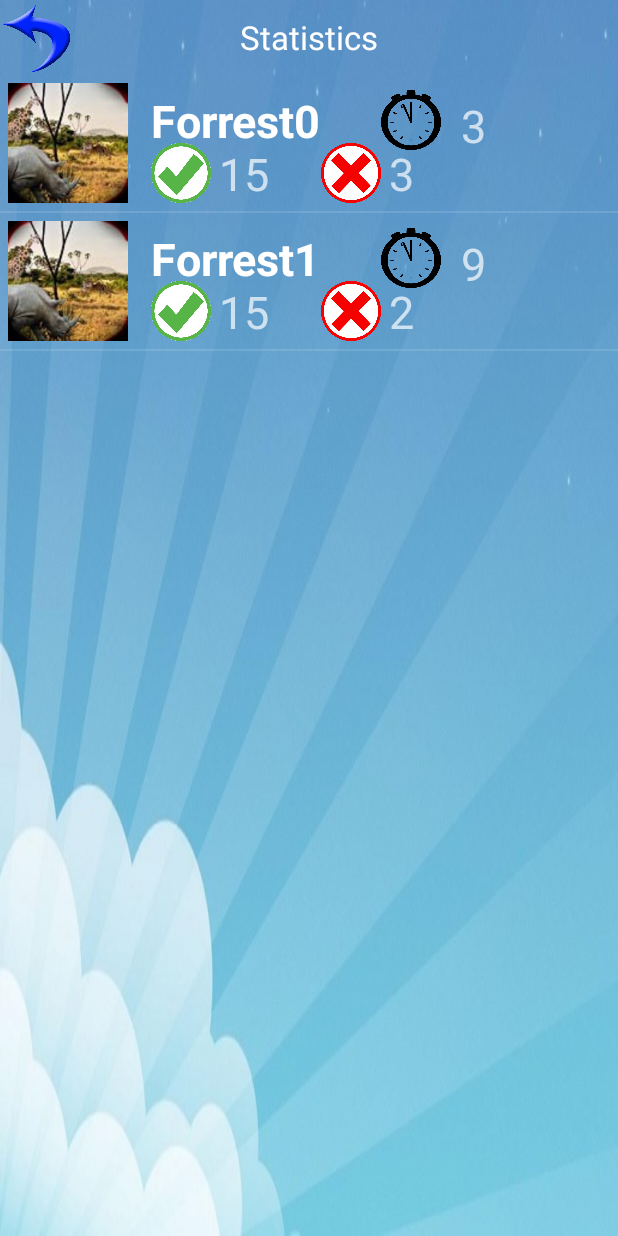
After one commit to ristan12/ForrestFinder, an Android app: the StatisticsActivity screen opened directly, with no data from a screen before it, on a phone screen of 412 x 824 dp. The commit adds this screen. Run offline under Robolectric (Android 15) with nearby library versions, the light colour scheme and no system bars.

Commit message:
Added Statistics
Added Statistics Capabilities

```diff
--- a/app/build.gradle
+++ b/app/build.gradle
@@ -23,4 +23,5 @@ dependencies {
     compile fileTree(dir: 'libs', include: ['*.jar'])
     testCompile 'junit:junit:4.12'
     compile 'com.android.support:appcompat-v7:22.2.1'
+    compile 'com.android.support:support-v4:22.2.1'
 }
--- a/app/src/main/java/com/example/aleksandar/forrestfinder/GameData.java
+++ b/app/src/main/java/com/example/aleksandar/forrestfinder/GameData.java
@@ -21,6 +21,7 @@ public class GameData extends Application{
     private static Vector<LevelStatistics> levelStatistics;
 
     public GameData(){
+        this.levelStatistics = new Vector<LevelStatistics>();
     }
 
     public static float getFactorX() {
--- a/app/src/main/java/com/example/aleksandar/forrestfinder/GameLevelActivity.java
+++ b/app/src/main/java/com/example/aleksandar/forrestfinder/GameLevelActivity.java
@@ -20,6 +20,7 @@ import org.w3c.dom.Text;
 
 import java.util.ArrayList;
 import java.util.Iterator;
+import java.util.Vector;
 
 public class GameLevelActivity extends AppCompatActivity {
 
@@ -154,6 +155,11 @@ public class GameLevelActivity extends AppCompatActivity {
         String tekst = "Kraj igre!\n" + "Vreme: " + Math.round(time/1000) + " sekundi\n" + "Netacni: "+ wrongAns;
         question.setText(tekst);
 
+        //popunjavanje statistike
+        LevelStatistics levelStatistics = new LevelStatistics(levelData.getLevelName(), wrongAns, Math.round(time/1000), levelData.getThumbnail());
+        gameData.getLevelStatistics().addElement(levelStatistics);
+        /////////
+
     }
 
     private void waitForAnswer(){//final LevelData levelData){
@@ -180,7 +186,7 @@ public class GameLevelActivity extends AppCompatActivity {
                         String coord = "Kordinate su X = " + a + " a Y = " + b;
 
                         final ImageView answerMark = (ImageView) findViewById(R.id.answerMark);
-                        Animation animation = new ScaleAnimation(0, 1, 0, 1);
+                        Animation animation = new ScaleAnimation(0, 1, 0, 1, Animation.RELATIVE_TO_SELF, 0.5f, Animation.RELATIVE_TO_SELF, 0.5f);
                         animation.setDuration(1000);
                         animation.setAnimationListener(new Animation.AnimationListener() {
                             @Override
--- a/app/src/main/java/com/example/aleksandar/forrestfinder/LevelStatistics.java
+++ b/app/src/main/java/com/example/aleksandar/forrestfinder/LevelStatistics.java
@@ -1,4 +1,6 @@
 package com.example.aleksandar.forrestfinder;
+
+import android.graphics.drawable.Drawable;
 
 /**
  * Created by Aleksandar on 18/02/2016.
@@ -7,11 +9,13 @@ public class LevelStatistics {
     private String levelName;
     private int wrongAnswers;
     private int time;
+    private Drawable levelThumbnail;
 
-    public LevelStatistics(String levelName, int wrongAnswers, int time){
+    public LevelStatistics(String levelName, int wrongAnswers, int time, Drawable levelThumbnail){
         this.levelName = levelName;
         this.wrongAnswers = wrongAnswers;
         this.time = time;
+        this.levelThumbnail = levelThumbnail;
     }
 
     public String getLevelName() {
@@ -37,4 +41,12 @@ public class LevelStatistics {
     public void setTime(int time) {
         this.time = time;
     }
+
+    public Drawable getLevelThumbnail() {
+        return levelThumbnail;
+    }
+
+    public void setLevelThumbnail(Drawable levelThumbnail) {
+        this.levelThumbnail = levelThumbnail;
+    }
 }
--- a/app/src/main/java/com/example/aleksandar/forrestfinder/MainActivity.java
+++ b/app/src/main/java/com/example/aleksandar/forrestfinder/MainActivity.java
@@ -45,10 +45,26 @@ public class MainActivity extends AppCompatActivity {
                 //System.exit(0);
             }
         });
+
+        Button statistics = (Button) findViewById(R.id.stats_btn);
+        statistics.setOnClickListener(new View.OnClickListener() {
+            @Override
+            public void onClick(View v) {
+                Intent intent = new Intent(MainActivity.this, StatisticsActivity.class);
+                intent.setFlags(Intent.FLAG_ACTIVITY_NEW_TASK | Intent.FLAG_ACTIVITY_CLEAR_TASK);
+                startActivity(intent);
+            }
+        });
     }
 
     private void fillGameData(GameData gameData) {
         gameData.setAddedLevelNumber(0);
+
+        //jebeno stvaramo neku statistiku jer se ocigledno sve sjebe
+        Vector<LevelStatistics> stats = new Vector<LevelStatistics>();
+        Drawable slika = getResources().getDrawable(R.drawable.savana_level_thumbnail);
+        LevelStatistics statistics = new LevelStatistics("Forrest!", 10, 120, slika);
+
 
         Vector<LevelData> def = new Vector<LevelData>();
 
@@ -67,6 +83,7 @@ public class MainActivity extends AppCompatActivity {
 
         //setting default Levels
         gameData.setDefaultLevelData(def);
+        gameData.setLevelStatistics(stats);
     }
 
     private void fillLevelData(LevelData levelData, String backgroundPicName, String levelName, Drawable backgroundPic, Drawable thumbnail) {
--- /dev/null
+++ b/app/src/main/java/com/example/aleksandar/forrestfinder/StatisticsActivity.java
@@ -0,0 +1,52 @@
+package com.example.aleksandar.forrestfinder;
+
+import android.annotation.SuppressLint;
+import android.content.Intent;
+import android.support.v7.app.ActionBar;
+import android.support.v7.app.AppCompatActivity;
+import android.os.Bundle;
+import android.os.Handler;
+import android.view.MotionEvent;
+import android.view.View;
+import android.widget.Button;
+import android.widget.ListView;
+
+import java.util.ArrayList;
+
+public class StatisticsActivity extends AppCompatActivity {
+
+    GameData gameData = (GameData) getApplication();
+
+    @Override
+    protected void onCreate(Bundle savedInstanceState) {
+        super.onCreate(savedInstanceState);
+        setContentView(R.layout.activity_statistics);
+
+        gameData = (GameData) getApplication();
+
+        Button backButton = (Button) findViewById(R.id.stats_back_button);
+        backButton.setOnClickListener(new View.OnClickListener() {
+            @Override
+            public void onClick(View v) {
+                Intent intent = new Intent(StatisticsActivity.this, MainActivity.class);
+                intent.setFlags(Intent.FLAG_ACTIVITY_NEW_TASK | Intent.FLAG_ACTIVITY_CLEAR_TASK);
+                startActivity(intent);
+            }
+        });
+
+
+        final ListView listView = (ListView) findViewById(R.id.stats_list);
+        final ArrayList<LevelStatistics> list = new ArrayList<LevelStatistics>();
+        //popunjavamo list
+
+        for (int i = 0; i < 2 ; i++)
+        {
+            LevelStatistics statistics = new LevelStatistics("Forrest" + i, (int)(i+ Math.round(Math.random() * 4)), (int)(i * 5 + Math.round(Math.random() * 4)), getResources().getDrawable(R.drawable.savana_level_thumbnail));
+            list.add(statistics);
+        }
+
+        final StatisticsListViewAdapter adapter = new StatisticsListViewAdapter(this, list);
+        listView.setAdapter(adapter);
+
+    }
+}
--- /dev/null
+++ b/app/src/main/java/com/example/aleksandar/forrestfinder/StatisticsListViewAdapter.java
@@ -0,0 +1,77 @@
+package com.example.aleksandar.forrestfinder;
+
+import android.content.Context;
+import android.view.LayoutInflater;
+import android.view.View;
+import android.view.ViewGroup;
+import android.widget.ArrayAdapter;
+import android.widget.ImageView;
+import android.widget.TextView;
+
+import java.util.ArrayList;
+
+/**
+ * Created by Aleksandar on 18/04/2016.
+ */
+public class StatisticsListViewAdapter extends ArrayAdapter<LevelStatistics> {
+
+    private final Context context;
+    private final ArrayList<LevelStatistics> values;
+
+    public StatisticsListViewAdapter(Context context, ArrayList<LevelStatistics> values) {
+        super(context, R.layout.statistics_list_view_item, values);
+        this.context = context;
+        this.values = values;
+    }
+
+    public View getView(int position, View convertView, ViewGroup parent){
+        LayoutInflater inflater = (LayoutInflater) context
+                .getSystemService(Context.LAYOUT_INFLATER_SERVICE);
+        View rowView = inflater.inflate(R.layout.statistics_list_view_item, parent, false);
+
+        //level_name
+        TextView levelName = (TextView) rowView.findViewById(R.id.level_name);
+
+        //levelThumb
+        ImageView levelThumb = (ImageView) rowView.findViewById(R.id.levelThumb);
+
+        //stopwach image
+        ImageView stopwatchImage = (ImageView) rowView.findViewById(R.id.stopwatch_image);
+
+        //checkmark image
+        ImageView checkmarkImage = (ImageView) rowView.findViewById(R.id.checkmark_image);
+
+        //xmark image
+        ImageView xmarkImage = (ImageView) rowView.findViewById(R.id.xmark_image);
+
+        //correct ans
+        TextView correctAns = (TextView) rowView.findViewById(R.id.correctAns);
+
+        //wrong ans
+        TextView wrongAns = (TextView) rowView.findViewById(R.id.wrongAns);
+
+        //time
+        TextView timeText = (TextView) rowView.findViewById(R.id.timeText);
+
+
+        LevelStatistics levelStatistics = values.get(position);
+
+        levelName.setText(levelStatistics.getLevelName());
+        //levelThumb.setImageDrawable(levelStatistics.getLevelThumbnail());
+        levelThumb.setImageDrawable(levelStatistics.getLevelThumbnail());
+
+        stopwatchImage.setImageResource(R.drawable.stopwatch);
+        checkmarkImage.setImageResource(R.drawable.checkmark);
+        xmarkImage.setImageResource(R.drawable.xmark);
+
+
+        correctAns.setText("15");
+
+        String tekst = "" + levelStatistics.getWrongAnswers();
+        wrongAns.setText(tekst);
+        tekst = "" + levelStatistics.getTime();
+        timeText.setText(tekst);
+
+        return rowView;
+    }
+}
--- /dev/null
+++ b/app/src/main/res/layout/activity_statistics.xml
@@ -0,0 +1,37 @@
+<RelativeLayout xmlns:android="http://schemas.android.com/apk/res/android"
+    xmlns:tools="http://schemas.android.com/tools"
+    android:layout_width="match_parent"
+    android:layout_height="match_parent"
+    android:background="@drawable/main_background_800_480"
+    tools:context="com.example.aleksandar.forrestfinder.StatisticsActivity">
+
+    <ListView
+        android:layout_width="match_parent"
+        android:layout_height="402dp"
+        android:id="@+id/stats_list"
+        android:layout_below="@+id/stats_back_button"
+        android:layout_alignParentBottom="true">
+    </ListView>
+
+    <Button
+        style="?android:attr/buttonStyleSmall"
+        android:layout_width="50dp"
+        android:layout_height="50dp"
+        android:text=""
+        android:background="@drawable/back_button"
+        android:id="@+id/stats_back_button"
+        android:layout_alignParentTop="true"
+        android:layout_alignParentLeft="true"
+        android:layout_alignParentStart="true" />
+
+    <TextView
+        android:layout_width="wrap_content"
+        android:layout_height="wrap_content"
+        android:textAppearance="?android:attr/textAppearanceLarge"
+        android:text="Statistics"
+        android:id="@+id/stats_headline"
+        android:layout_alignParentTop="true"
+        android:layout_centerHorizontal="true"
+        android:layout_margin="10dp" />
+
+</RelativeLayout>
--- /dev/null
+++ b/app/src/main/res/layout/statistics_list_view_item.xml
@@ -0,0 +1,100 @@
+<?xml version="1.0" encoding="utf-8"?>
+<RelativeLayout xmlns:android="http://schemas.android.com/apk/res/android"
+    android:layout_width="match_parent" android:layout_height="match_parent">
+
+    <ImageView
+        android:layout_width="80dp"
+        android:layout_height="80dp"
+        android:id="@+id/levelThumb"
+        android:background="@drawable/forrest_level_thumbnail"
+        android:layout_alignParentTop="true"
+        android:layout_alignParentLeft="true"
+        android:layout_alignParentStart="true"
+        android:layout_margin="5dp" />
+
+    <TextView
+        android:layout_width="wrap_content"
+        android:layout_height="wrap_content"
+        android:textAppearance="?android:attr/textAppearanceLarge"
+        android:text="Forrest"
+        android:id="@+id/level_name"
+        android:textStyle="bold"
+        android:textSize="30dp"
+        android:layout_alignParentTop="true"
+        android:layout_toRightOf="@+id/levelThumb"
+        android:layout_toEndOf="@+id/levelThumb"
+        android:layout_marginLeft="10dp"
+        android:layout_marginTop="10dp" />
+
+    <ImageView
+        android:layout_width="40dp"
+        android:layout_height="40dp"
+        android:id="@+id/stopwatch_image"
+        android:background="@drawable/stopwatch"
+        android:layout_alignTop="@+id/level_name"
+        android:layout_toEndOf="@+id/xmark_image"
+        android:layout_toRightOf="@+id/level_name" />
+
+    <ImageView
+        android:layout_width="40dp"
+        android:layout_height="40dp"
+        android:id="@+id/checkmark_image"
+        android:background="@drawable/checkmark"
+        android:layout_alignLeft="@+id/level_name"
+        android:layout_alignStart="@+id/level_name"
+        android:layout_alignBottom="@+id/levelThumb" />
+
+    <ImageView
+        android:layout_width="40dp"
+        android:layout_height="40dp"
+        android:id="@+id/xmark_image"
+        android:background="@drawable/xmark"
+        android:contentDescription=""
+        android:layout_toRightOf="@+id/level_name"
+        android:layout_toEndOf="@+id/level_name"
+        android:layout_alignTop="@+id/checkmark_image" />
+
+    <TextView
+        android:layout_width="40dp"
+        android:layout_height="40dp"
+        android:textAppearance="?android:attr/textAppearanceSmall"
+        android:text="10"
+        android:id="@+id/correctAns"
+        android:layout_alignBottom="@+id/checkmark_image"
+        android:layout_toRightOf="@+id/checkmark_image"
+        android:layout_toEndOf="@+id/checkmark_image"
+        android:textSize="30sp"
+        android:textAlignment="textStart"
+        android:layout_marginLeft="5dp"
+        android:layout_marginRight="5dp" />
+
+    <TextView
+        android:layout_width="40dp"
+        android:layout_height="40dp"
+        android:textAppearance="?android:attr/textAppearanceSmall"
+        android:text="5"
+        android:id="@+id/wrongAns"
+        android:layout_alignBottom="@+id/xmark_image"
+        android:layout_alignLeft="@+id/stopwatch_image"
+        android:layout_alignStart="@+id/stopwatch_image"
+        android:textSize="30dp"
+        android:layout_marginLeft="5dp"
+        android:layout_toRightOf="@+id/xmark_image" />
+
+    <TextView
+        android:layout_width="40dp"
+        android:layout_height="40dp"
+        android:textAppearance="?android:attr/textAppearanceSmall"
+        android:text="1:40"
+        android:id="@+id/timeText"
+        android:layout_alignBottom="@+id/stopwatch_image"
+        android:layout_toRightOf="@+id/stopwatch_image"
+        android:textSize="30dp"
+        android:layout_alignParentRight="true"
+        android:layout_alignParentEnd="true"
+        android:textAlignment="textStart"
+        android:singleLine="false"
+        android:padding="3dp"
+        android:layout_marginLeft="10dp"
+        android:layout_marginRight="10dp" />
+</RelativeLayout>
--- /dev/null
+++ b/app/src/main/res/values/attrs.xml
@@ -0,0 +1,12 @@
+<resources>
+
+    <!-- Declare custom theme attributes that allow changing which styles are
+         used for button bars depending on the API level.
+         ?android:attr/buttonBarStyle is new as of API 11 so this is
+         necessary to support previous API levels. -->
+    <declare-styleable name="ButtonBarContainerTheme">
+        <attr name="metaButtonBarStyle" format="reference" />
+        <attr name="metaButtonBarButtonStyle" format="reference" />
+    </declare-styleable>
+
+</resources>
--- a/app/src/main/res/values/colors.xml
+++ b/app/src/main/res/values/colors.xml
@@ -3,4 +3,6 @@
     <color name="colorPrimary">#3F51B5</color>
     <color name="colorPrimaryDark">#303F9F</color>
     <color name="colorAccent">#FF4081</color>
+
+    <color name="black_overlay">#66000000</color>
 </resources>
--- a/app/src/main/res/values/strings.xml
+++ b/app/src/main/res/values/strings.xml
@@ -1,4 +1,8 @@
 <resources>
     <string name="app_name">ForrestFinder</string>
     <string name="level_background">levelBackground</string>
+
+    <string name="title_activity_statistics">StatisticsActivity</string>
+    <string name="dummy_button">Dummy Button</string>
+    <string name="dummy_content">DUMMY\nCONTENT</string>
 </resources>
--- a/app/src/main/res/values/styles.xml
+++ b/app/src/main/res/values/styles.xml
@@ -8,4 +8,16 @@
         <item name="colorAccent">@color/colorAccent</item>
     </style>
 
+    <style name="FullscreenTheme" parent="AppTheme">
+        <item name="android:actionBarStyle">@style/FullscreenActionBarStyle</item>
+        <item name="android:windowActionBarOverlay">true</item>
+        <item name="android:windowBackground">@null</item>
+        <item name="metaButtonBarStyle">?android:attr/buttonBarStyle</item>
+        <item name="metaButtonBarButtonStyle">?android:attr/buttonBarButtonStyle</item>
+    </style>
+
+    <style name="FullscreenActionBarStyle" parent="Widget.AppCompat.ActionBar">
+        <item name="android:background">@color/black_overlay</item>
+    </style>
+
 </resources>
```
Also changed, not shown: app/src/main/AndroidManifest.xml (+7 -5 lines), app/src/main/res/drawable/stopwatch.png (added), 2 other files.
